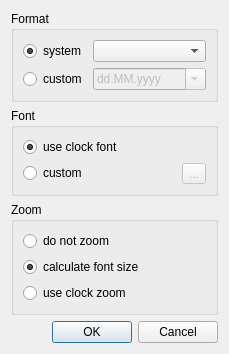
Kolcha/DigitalClock4, file plugins/date/gui/settings_dialog.ui: the form before one commit.
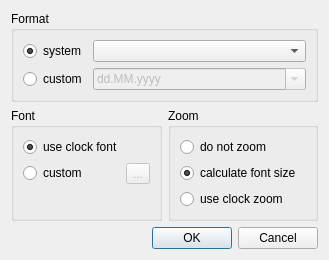
The form after the commit.

Commit message: added new date formats, redesigned date plugin settings dialog

Diff of the .ui file:
```diff
--- a/plugins/date/gui/settings_dialog.ui
+++ b/plugins/date/gui/settings_dialog.ui
@@ -6,8 +6,8 @@
    <rect>
     <x>0</x>
     <y>0</y>
-    <width>199</width>
-    <height>309</height>
+    <width>263</width>
+    <height>228</height>
    </rect>
   </property>
   <property name="windowTitle">
@@ -16,13 +16,13 @@
   <property name="modal">
    <bool>true</bool>
   </property>
-  <layout class="QVBoxLayout" name="verticalLayout_2">
-   <item>
+  <layout class="QGridLayout" name="gridLayout_2">
+   <item row="0" column="0" colspan="2">
     <widget class="QGroupBox" name="format_group">
      <property name="title">
       <string>Format</string>
      </property>
-     <layout class="QGridLayout" name="gridLayout">
+     <layout class="QGridLayout" name="gridLayout" columnstretch="0,1">
       <item row="0" column="0">
        <widget class="QRadioButton" name="int_type_button">
         <property name="text">
@@ -96,25 +96,38 @@
           <string notr="true">MMMM:W</string>
          </property>
         </item>
+        <item>
+         <property name="text">
+          <string>dddd,'\n'MMMM d, yyyy</string>
+         </property>
+        </item>
+        <item>
+         <property name="text">
+          <string>MMMM d, yyyy'\nWeek: 'WW</string>
+         </property>
+        </item>
+        <item>
+         <property name="text">
+          <string>yyyy-MM-dd - J</string>
+         </property>
+        </item>
+        <item>
+         <property name="text">
+          <string>yyyy-MM-dd'\nweek': WW'\nday': J</string>
+         </property>
+        </item>
        </widget>
       </item>
      </layout>
     </widget>
    </item>
-   <item>
+   <item row="1" column="0">
     <widget class="QGroupBox" name="font_group">
      <property name="title">
       <string>Font</string>
      </property>
-     <layout class="QGridLayout" name="gridLayout_2">
-      <item row="1" column="0">
-       <widget class="QRadioButton" name="custom_font_button">
-        <property name="text">
-         <string>custom</string>
-        </property>
-       </widget>
-      </item>
-      <item row="0" column="0">
+     <layout class="QVBoxLayout" name="verticalLayout_2">
+      <item>
        <widget class="QRadioButton" name="clock_font_button">
         <property name="text">
          <string>use clock font</string>
@@ -124,20 +137,44 @@
         </property>
        </widget>
       </item>
-      <item row="1" column="1">
-       <widget class="QToolButton" name="choose_font_button">
-        <property name="enabled">
-         <bool>false</bool>
+      <item>
+       <layout class="QHBoxLayout" name="horizontalLayout">
+        <item>
+         <widget class="QRadioButton" name="custom_font_button">
+          <property name="text">
+           <string>custom</string>
+          </property>
+         </widget>
+        </item>
+        <item>
+         <widget class="QToolButton" name="choose_font_button">
+          <property name="enabled">
+           <bool>false</bool>
+          </property>
+          <property name="text">
+           <string notr="true">...</string>
+          </property>
+         </widget>
+        </item>
+       </layout>
+      </item>
+      <item>
+       <spacer name="verticalSpacer">
+        <property name="orientation">
+         <enum>Qt::Vertical</enum>
         </property>
-        <property name="text">
-         <string notr="true">...</string>
+        <property name="sizeHint" stdset="0">
+         <size>
+          <width>20</width>
+          <height>10</height>
+         </size>
         </property>
-       </widget>
+       </spacer>
       </item>
      </layout>
     </widget>
    </item>
-   <item>
+   <item row="1" column="1">
     <widget class="QGroupBox" name="zoom_group">
      <property name="title">
       <string>Zoom</string>
@@ -170,7 +207,7 @@
      </layout>
     </widget>
    </item>
-   <item>
+   <item row="2" column="0" colspan="2">
     <widget class="QDialogButtonBox" name="buttonBox">
      <property name="orientation">
       <enum>Qt::Horizontal</enum>
```
The commit also changes 3 other files.
